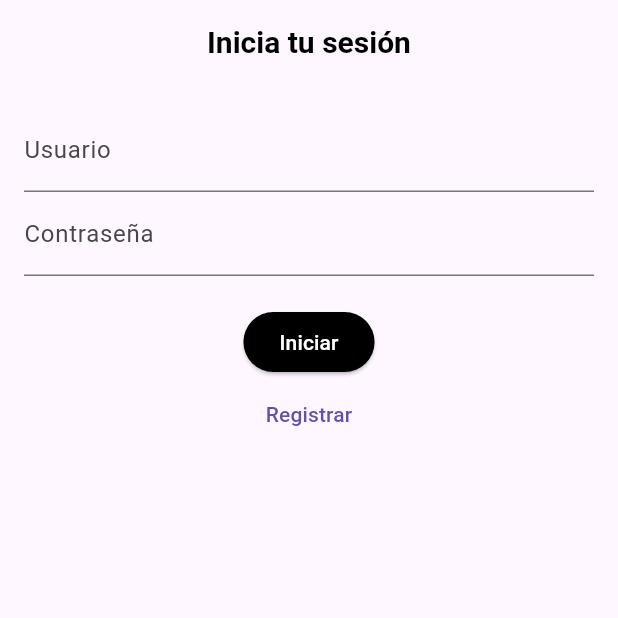
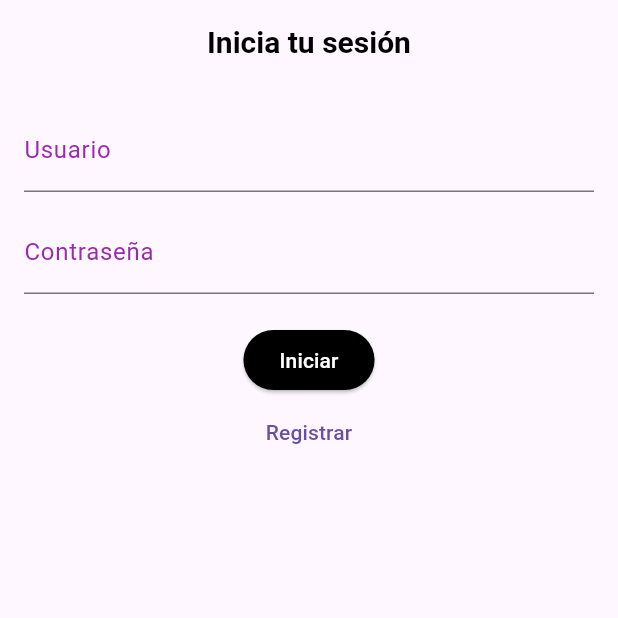
Before and after one commit to luissmga/Surmeti, a Flutter app: the screen it shows after launch, on a phone screen of 412 x 824 dp, the top half of it. Run offline on Flutter 3.47's test engine with Material 3 defaults, Android fonts, the phone set to English and light mode, and no system bars; our stand-ins replace cloud_firestore, firebase_auth, firebase_core, flutter_local_notifications; accounts and stored records are empty.

Commit message:
08 Modificacion del color del texto en login_screen.dart

```diff
--- a/lib/screens/login_screen.dart
+++ b/lib/screens/login_screen.dart
@@ -83,21 +83,42 @@ class _LoginScreenState extends State<LoginScreen> {
       body: Padding(
         padding: const EdgeInsets.all(16.0),
         child: Column(
+          crossAxisAlignment: CrossAxisAlignment.center, // Centrar el contenido horizontalmente
           children: <Widget>[
-            TextField(
-              controller: usernameController,
-              decoration: const InputDecoration(labelText: 'Usuario'),
+            // Campo de entrada para Usuario
+            Container(
+              alignment: Alignment.center,
+              child: TextField(
+                controller: usernameController,
+                decoration: InputDecoration(
+                  labelText: 'Usuario',
+                  labelStyle: TextStyle(color: Colors.purple), // Cambiar el color del texto del label
+                ),
+              ),
             ),
-            TextField(
-              controller: passwordController,
-              decoration: const InputDecoration(labelText: 'Contraseña'),
-              obscureText: true,
+            const SizedBox(height: 12), // Espacio entre los campos
+
+            // Campo de entrada para Contraseña
+            Container(
+              alignment: Alignment.center,
+              child: TextField(
+                controller: passwordController,
+                decoration: InputDecoration(
+                  labelText: 'Contraseña',
+                  labelStyle: TextStyle(color: Colors.purple), // Cambiar el color del texto del label
+                ),
+                obscureText: true,
+              ),
             ),
-            const SizedBox(height: 20),
+            const SizedBox(height: 20), // Espacio entre los campos y el botón
+
+            // Botón de Iniciar sesión
             ElevatedButton(
               onPressed: _login,
               child: const Text('Iniciar'),
             ),
+
+            // Botón para Registrar
             TextButton(
               onPressed: () {
                 Navigator.of(context).pushNamed('/register');
```
